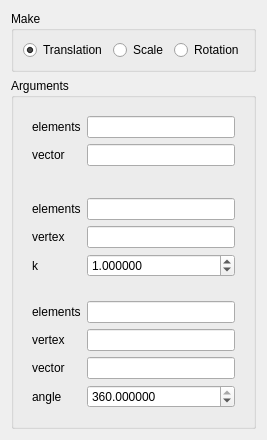
Old version of the form src/HEXABLOCKGUI/Transformation_QTD.ui in the repository SalomePlatform/hexablock.
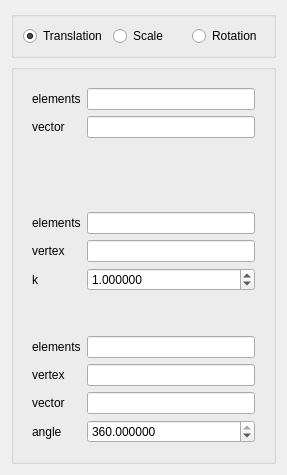
New version of the form.

What changed in the file:
```diff
--- a/src/HEXABLOCKGUI/Transformation_QTD.ui
+++ b/src/HEXABLOCKGUI/Transformation_QTD.ui
@@ -6,8 +6,8 @@
    <rect>
     <x>0</x>
     <y>0</y>
-    <width>239</width>
-    <height>440</height>
+    <width>287</width>
+    <height>475</height>
    </rect>
   </property>
   <property name="sizePolicy">
@@ -38,7 +38,7 @@
       </size>
      </property>
      <property name="title">
-      <string>Make</string>
+      <string/>
      </property>
      <layout class="QHBoxLayout" name="horizontalLayout">
       <item>
@@ -89,7 +89,7 @@
    <item>
     <widget class="QGroupBox" name="groupBox_2">
      <property name="title">
-      <string>Arguments</string>
+      <string/>
      </property>
      <layout class="QVBoxLayout" name="verticalLayout">
       <item>
```
